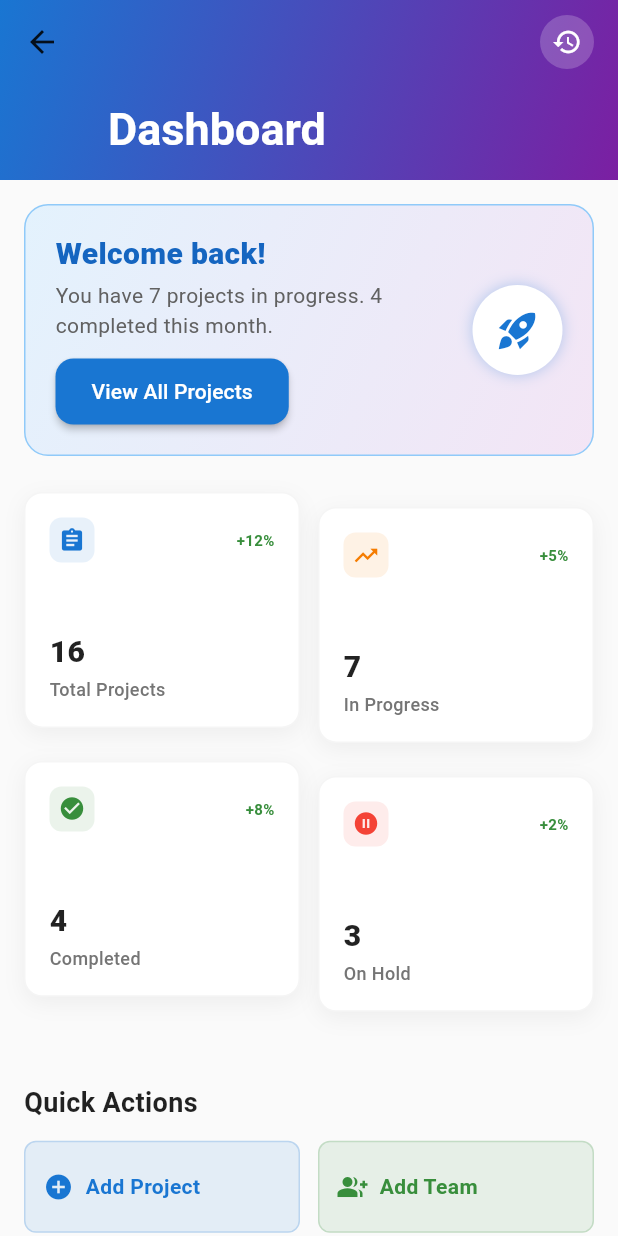
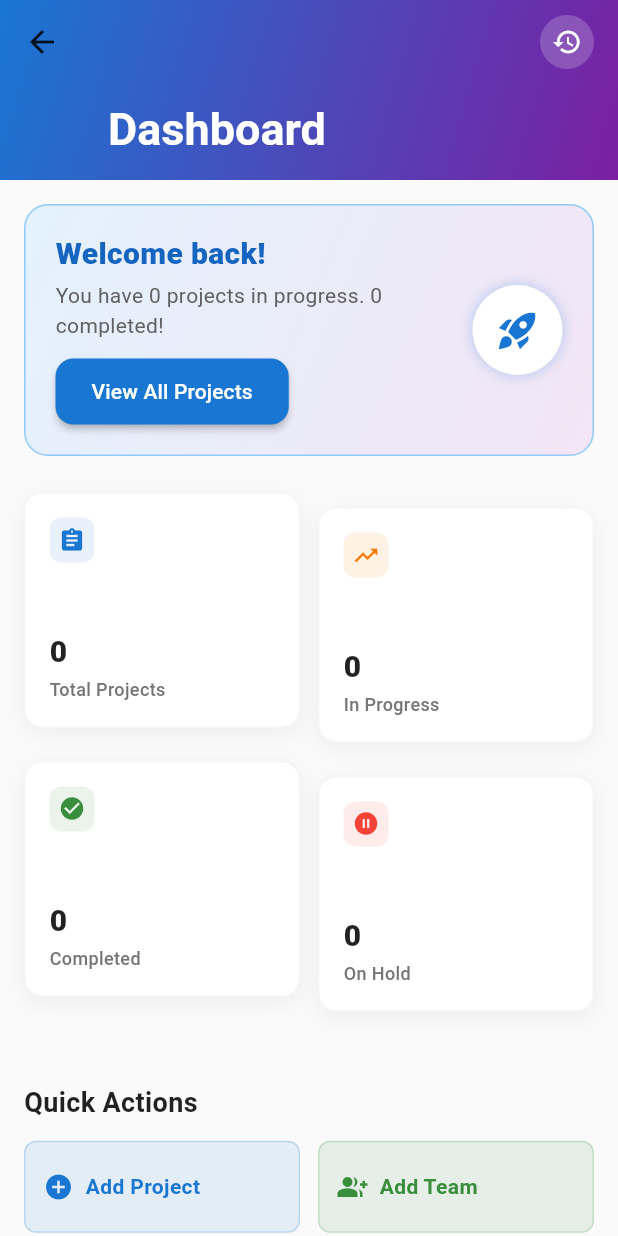
Before and after one commit to vaishvi16/project_management_admin, a Flutter app: the DashboardScreen screen opened directly, on a phone screen of 412 x 824 dp. Run offline on Flutter 3.47's test engine with Material 3 defaults, Android fonts, the phone set to English and light mode, and no system bars; our stand-ins replace shared_preferences; accounts and stored records are empty; network calls fail.

Commit message:
Dashboard Screen View Project Count api

```diff
--- a/lib/screens/dashboard_screen.dart
+++ b/lib/screens/dashboard_screen.dart
@@ -1,5 +1,8 @@
 // lib/screens/dashboard_screen.dart
+import 'dart:convert';
+
 import 'package:flutter/material.dart';
+import 'package:http/http.dart' as http;
 import '../models/project.dart';
 import 'add_user_screen.dart';
 import 'add_project_screen.dart';
@@ -20,12 +23,11 @@ class _DashboardScreenState extends State<DashboardScreen>
   late Animation<Offset> _slideAnimation;
   bool _expanded = false;
 
-  // Demo data
-  static final Map<String, dynamic> _stats = {
-    'totalProjects': 16,
-    'completed': 4,
-    'inProgress': 7,
-    'onHold': 3,
+  Map<String, int> _stats = {
+    'total_projects': 0,
+    'Complete': 0,
+    'Pending': 0,
+    'On Hold': 0,
     'teamMembers': 12,
   };
 
@@ -57,10 +59,41 @@ class _DashboardScreenState extends State<DashboardScreen>
     _animationController.forward();
   }
 
-  @override
-  void dispose() {
-    _animationController.dispose();
-    super.dispose();
+  Future<int> _fetchProjectCount({String? status}) async {
+    try {
+      String url = "https://prakrutitech.xyz/batch_project/view_project.php";
+
+      if (status != null && status.isNotEmpty) {
+        url = "$url?status=$status";
+      }
+
+      final res = await http.get(Uri.parse(url));
+
+      if (res.statusCode == 200) {
+        final data = jsonDecode(res.body);
+
+        print("here is the data: $data");
+        return data['total_projects'] as int;      }
+      return 0;
+    } catch (e) {
+      print("API ERROR: $e");
+      return 0;
+    }
+  }
+
+  Future<Map<String, int>> _fetchAllStats() async {
+    final total = await _fetchProjectCount();
+    final Complete = await _fetchProjectCount(status: "Complete");
+    final OnHold = await _fetchProjectCount(status: "On Hold");
+    final Pending = await _fetchProjectCount(status: "Pending");
+
+    return {
+      'total_projects': total,
+      'Complete': Complete,
+      'Pending': Pending,
+      'On Hold': OnHold,
+      'teamMembers': 12,
+    };
   }
 
   @override
@@ -70,7 +103,24 @@ class _DashboardScreenState extends State<DashboardScreen>
 
     return Scaffold(
       backgroundColor: Colors.grey.shade50,
-      body: CustomScrollView(
+
+      body: FutureBuilder<Map<String, int>>(
+        future: _fetchAllStats(),
+        builder: (context, snapshot) {
+          if (snapshot.connectionState == ConnectionState.waiting) {
+            return const Center(
+              child: CircularProgressIndicator(color: Colors.blue),
+            );
+          }
+
+          if (!snapshot.hasData) {
+            return const Center(child: Text("Failed to load stats"));
+          }
+
+          // Update stats for UI
+          _stats = snapshot.data!;
+
+          return CustomScrollView(
             slivers: [
               // App Bar
               SliverAppBar(
@@ -98,8 +148,8 @@ class _DashboardScreenState extends State<DashboardScreen>
                         begin: Alignment.topLeft,
                         end: Alignment.bottomRight,
                         colors: [
-                      Color(0xFF1976D2), // Blue 700
-                      Color(0xFF7B1FA2), // Purple 600
+                          Color(0xFF1976D2),
+                          Color(0xFF7B1FA2),
                         ],
                       ),
                     ),
@@ -113,7 +163,8 @@ class _DashboardScreenState extends State<DashboardScreen>
                         color: Colors.white.withOpacity(0.2),
                         shape: BoxShape.circle,
                       ),
-                  child: const Icon(Icons.history, color: Colors.white, size: 20),
+                      child: const Icon(Icons.history,
+                          color: Colors.white, size: 20),
                     ),
                     onPressed: _navigateToHistory,
                   ),
@@ -123,27 +174,25 @@ class _DashboardScreenState extends State<DashboardScreen>
 
               // Dashboard Content
               SliverPadding(
-            padding: const EdgeInsets.all(16), // Reduced padding to prevent overflow
+                padding: const EdgeInsets.all(16),
                 sliver: SliverList(
                   delegate: SliverChildListDelegate([
-                // Welcome Section
                     _buildWelcomeSection(),
                     const SizedBox(height: 24),
 
-                // Stats Grid
                     _buildStatsGrid(),
                     const SizedBox(height: 24),
 
-                // Charts Section - Removed charts, keeping the space
                     const SizedBox(height: 24),
 
-                // Quick Actions
                     _buildQuickActions(),
                     const SizedBox(height: 24),
                   ]),
                 ),
               ),
             ],
+          );
+        },
       ),
     );
   }
@@ -185,8 +234,8 @@ class _DashboardScreenState extends State<DashboardScreen>
                     ),
                     const SizedBox(height: 6),
                     Text(
-                      'You have ${_stats['inProgress']} projects in progress. '
-                          '${_stats['completed']} completed this month.',
+                      'You have ${_stats['Pending']} projects in progress. '
+                          '${_stats['Complete']} completed!',
                       style: TextStyle(
                         fontSize: 14, // Smaller font
                         color: Colors.grey.shade700,
@@ -246,28 +295,28 @@ class _DashboardScreenState extends State<DashboardScreen>
     final stats = [
       {
         'title': 'Total Projects',
-        'value': _stats['totalProjects'].toString(),
+        'value': _stats['total_projects'],
         'icon': Icons.assignment,
         'color': const Color(0xFF1976D2), // Blue
         'change': '+12%',
       },
       {
         'title': 'In Progress',
-        'value': _stats['inProgress'].toString(),
+        'value': _stats['Pending'],
         'icon': Icons.trending_up,
         'color': const Color(0xFFF57C00), // Orange
         'change': '+5%',
       },
       {
         'title': 'Completed',
-        'value': _stats['completed'].toString(),
+        'value': _stats['Complete'],
         'icon': Icons.check_circle,
         'color': const Color(0xFF388E3C), // Green
         'change': '+8%',
       },
       {
         'title': 'On Hold',
-        'value': _stats['onHold'].toString(),
+        'value': _stats['On Hold'],
         'icon': Icons.pause_circle,
         'color': const Color(0xFFF44336), // Red
         'change': '+2%',
@@ -340,21 +389,13 @@ class _DashboardScreenState extends State<DashboardScreen>
                             size: 18,
                           ),
                         ),
-                        Text(
-                          stat['change'] as String,
-                          style: TextStyle(
-                            fontSize: 10,
-                            fontWeight: FontWeight.w600,
-                            color: const Color(0xFF388E3C), // Green
-                          ),
-                        ),
                       ],
                     ),
                     Column(
                       crossAxisAlignment: CrossAxisAlignment.start,
                       children: [
                         Text(
-                          stat['value'] as String,
+                          stat['value'].toString(),
                           style: const TextStyle(
                             fontSize: 20,
                             fontWeight: FontWeight.w800,
@@ -363,7 +404,7 @@ class _DashboardScreenState extends State<DashboardScreen>
                         ),
                         const SizedBox(height: 2),
                         Text(
-                          stat['title'] as String,
+                          stat['title'].toString(),
                           style: TextStyle(
                             fontSize: 12,
                             color: Colors.grey.shade600,
```
Lines whose indentation alone changed are shown as unchanged.
